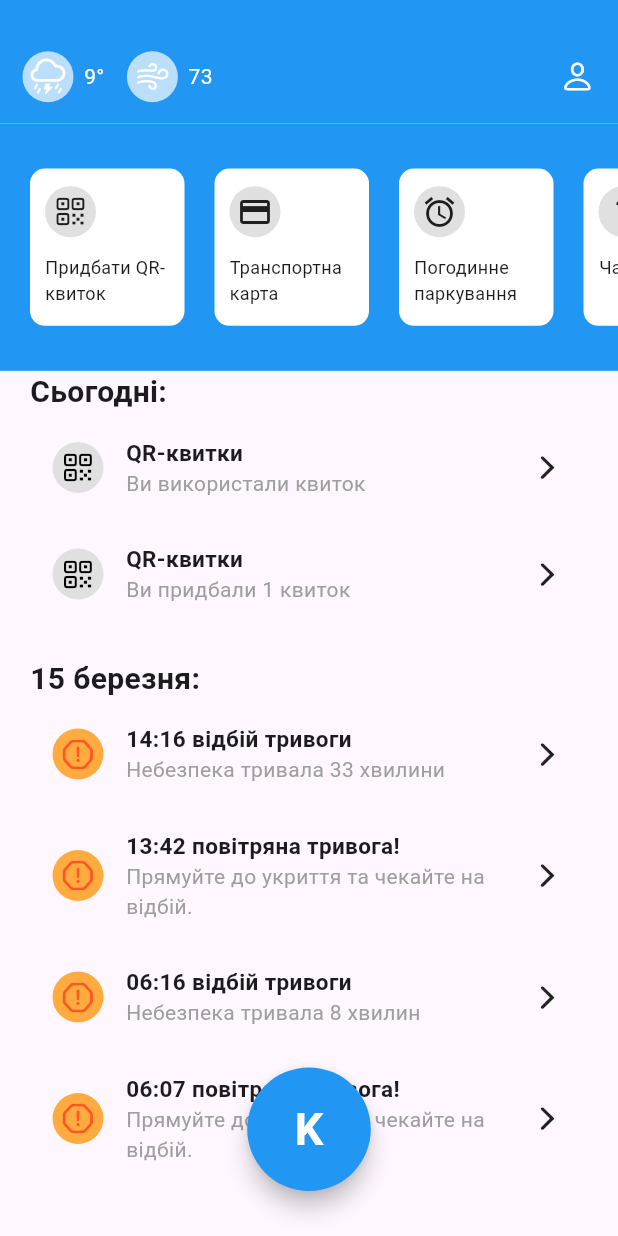
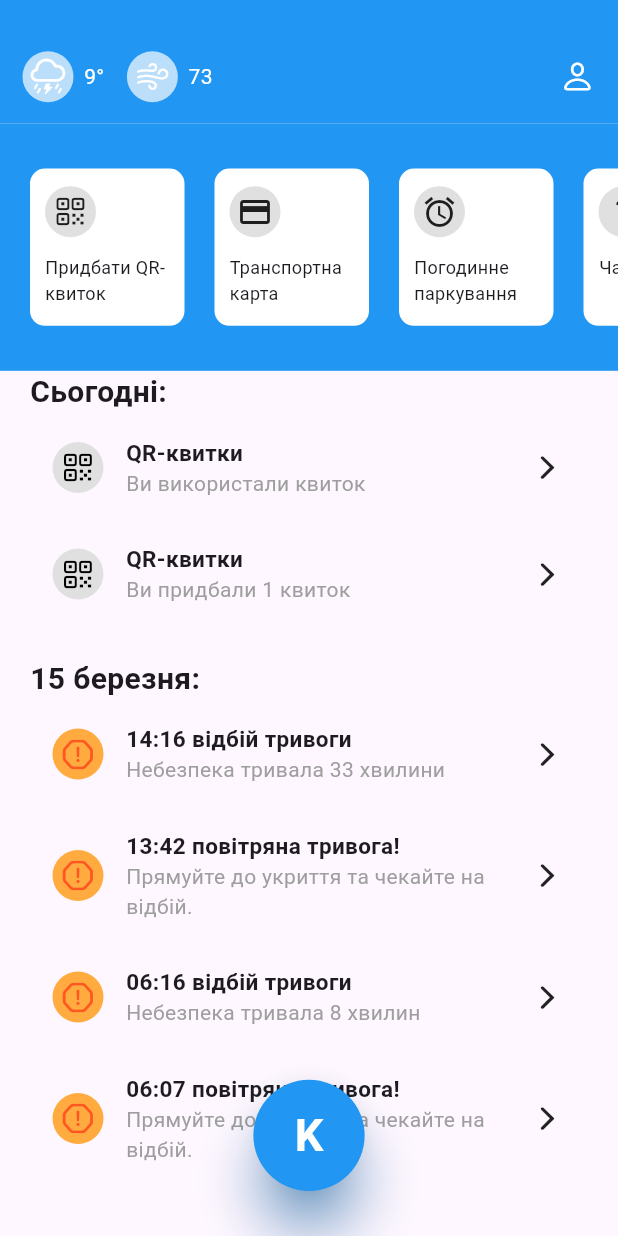
Before and after one commit to mariazhak/app3, a Flutter app: the screen it shows after launch, on a phone screen of 412 x 824 dp. Run offline on Flutter 3.47's test engine with Material 3 defaults, Android fonts, the phone set to English and light mode, and no system bars.

Commit message:
Small changes in button

```diff
--- a/lib/main.dart
+++ b/lib/main.dart
@@ -17,6 +17,7 @@ class MyApp extends StatelessWidget {
       debugShowCheckedModeBanner: false,
       theme: ThemeData(
         colorScheme: ColorScheme.fromSeed(seedColor: Colors.deepPurple),
+        shadowColor: Colors.blue,
         useMaterial3: true,
       ),
       home: const MyHomePage(title: 'Flutter Demo Home Page'),
@@ -170,10 +171,11 @@ class _MyHomePageState extends State<MyHomePage> {
                         left: MediaQuery.of(context).size.width * 0.3,
                         child: Container(
                           width: MediaQuery.of(context).size.width * 0.4,
-                          height: MediaQuery.of(context).size.height * 0.1,
+                          height: MediaQuery.of(context).size.height * 0.09,
                           child: FloatingActionButton(onPressed: (){},
                               backgroundColor: Colors.blue,
                               shape: const CircleBorder(),
+                              elevation: 15,
                               child: const Text('K',
                               style: TextStyle(fontSize: 30, fontWeight: FontWeight.bold, color: Colors.white),)
                           ),
```
